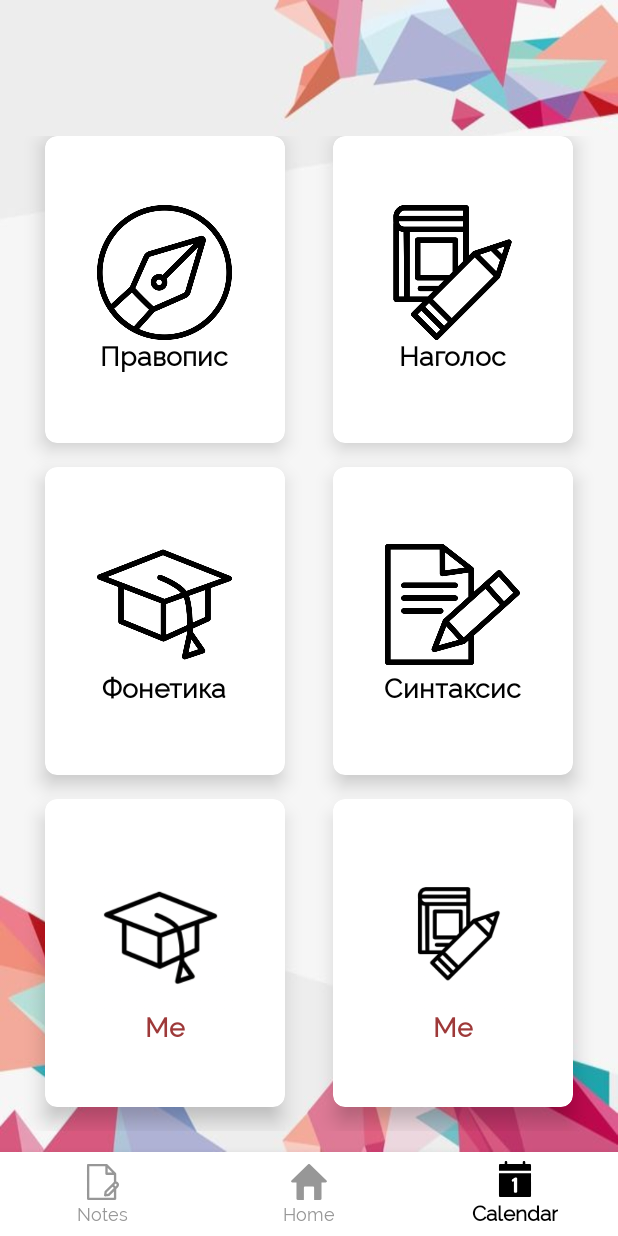
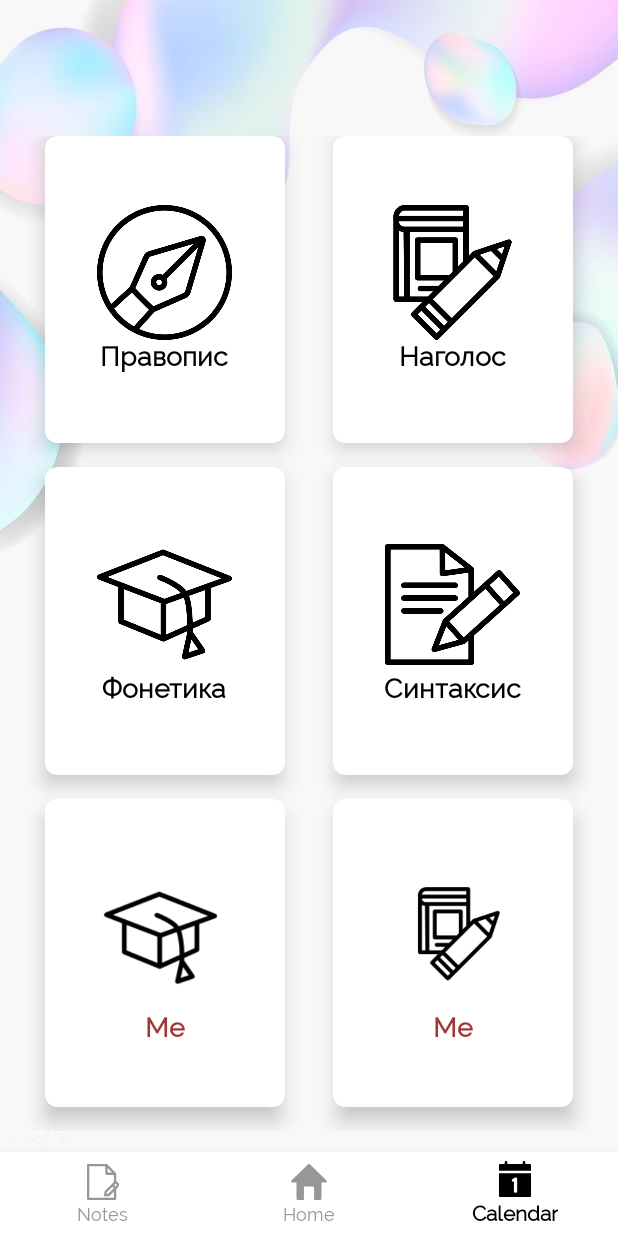
Before and after one commit to soniaa28/projectcards, an Android app: the screen it shows after launch (MainActivity), item 3 of the bottom bar chosen, on a phone screen of 412 x 824 dp. Run offline under Robolectric (Android 15) with nearby library versions, the light colour scheme and no system bars; libraries missing offline, so code that uses them is left out: com.lorentzos.flingswipe; 4 statements that could not run were skipped.

Commit message:
update home and calendar

```diff
--- a/app/src/main/java/com/example/sliderexample/CalendarFragment.java
+++ b/app/src/main/java/com/example/sliderexample/CalendarFragment.java
@@ -52,7 +52,7 @@ public class CalendarFragment extends Fragment {
                 @Override
                 public void onClick(View v) {
                     if(cardView.getCardBackgroundColor().getDefaultColor()==-1){
-                        cardView.setCardBackgroundColor(Color.parseColor("#DDFBD6D1"));
+                        cardView.setCardBackgroundColor(Color.parseColor("#F7E6D1FB"));
 
 
                     }else{
--- a/app/src/main/java/com/example/sliderexample/HomeFragment.java
+++ b/app/src/main/java/com/example/sliderexample/HomeFragment.java
@@ -9,6 +9,8 @@ import android.view.View;
 import android.view.ViewGroup;
 import android.view.Window;
 import android.view.WindowManager;
+import android.view.animation.Animation;
+import android.view.animation.AnimationUtils;
 import android.widget.ArrayAdapter;
 import android.widget.RelativeLayout;
 import android.widget.TextView;
@@ -39,6 +41,8 @@ public class HomeFragment extends Fragment {
 
     public ArrayList<TextView> hearts;
 
+    TextView tv;
+
 
     Button bt_restart;
 
@@ -56,6 +60,7 @@ public class HomeFragment extends Fragment {
         TextView l1 = rootView.findViewById(R.id.life1);
         TextView l2 = rootView.findViewById(R.id.life2);
         TextView l3 = rootView.findViewById(R.id.life3);
+
         hearts = new ArrayList<>();
         hearts.add(l1); hearts.add(l2); hearts.add(l3);
 
@@ -106,7 +111,7 @@ public class HomeFragment extends Fragment {
                     Card card = dbHelper.getCardByState(dataObject.toString());
                     Log.v("cards",card.toString());
                   if (card.getTF() == SLIDE_LEFT){
-                      mBackground.setBackgroundResource(R.drawable.truenew);
+                      mBackground.setBackgroundResource(R.drawable.backtrue);
                       makeToast(getContext(), "True");
                   }else{
                       //take last heart from array and make it invisible
@@ -114,7 +119,7 @@ public class HomeFragment extends Fragment {
                       //delete last heart, so next time we will make invisible another last element (heart)
                       hearts.remove(hearts.size()-1);
 
-                      mBackground.setBackgroundResource(R.drawable.falsenew);
+                      mBackground.setBackgroundResource(R.drawable.backfalse);
                       makeToast(getContext(), "False");
                   }
                 }catch(NullPointerException npe){
@@ -130,17 +135,19 @@ public class HomeFragment extends Fragment {
 
 
                 try{
+                    Animation anim=AnimationUtils.loadAnimation(getContext(),R.anim.myalpha);
                     Card card = dbHelper.getCardByState(dataObject.toString());
                     Log.v("cards",card.toString());
 
                         if (card.getTF() == SLIDE_RIGHT) {
-                            mBackground.setBackgroundResource(R.drawable.truenew);
+                            mBackground.setBackgroundResource(R.drawable.backtrue);
                             makeToast(getContext(), "True");
+                            tv.startAnimation(anim);
                         } else {
                             hearts.get(hearts.size()-1).setVisibility(View.INVISIBLE);
                             //delete last heart, so next time we will make invisible another last element (heart)
                             hearts.remove(hearts.size()-1);
-                            mBackground.setBackgroundResource(R.drawable.falsenew);
+                            mBackground.setBackgroundResource(R.drawable.backfalse);
                             makeToast(getContext(), "False");
 
                             };
@@ -153,6 +160,7 @@ public class HomeFragment extends Fragment {
                 }
 
             }
+
 
             @Override
             public void onAdapterAboutToEmpty(int itemsInAdapter) {
--- /dev/null
+++ b/app/src/main/res/anim/myalpha.xml
@@ -0,0 +1,10 @@
+<?xml version="1.0" encoding="utf-8"?>
+
+<alpha xmlns:android="http://schemas.android.com/apk/res/android"
+    android:fromAlpha="0.0"
+    android:toAlpha="5.0"
+    android:duration="10000" >
+
+
+
+</alpha>
--- a/app/src/main/res/layout/fragment_calendar.xml
+++ b/app/src/main/res/layout/fragment_calendar.xml
@@ -7,7 +7,7 @@
     android:layout_height="match_parent"
     android:orientation="vertical"
     android:weightSum="10"
-    android:background="@drawable/bg">
+    android:background="@drawable/topicbg">
 
     <RelativeLayout
         android:layout_width="match_parent"
--- a/app/src/main/res/layout/item.xml
+++ b/app/src/main/res/layout/item.xml
@@ -9,7 +9,8 @@
         android:id="@+id/helloText"
         android:textSize="40sp"
         android:textColor="@android:color/white"
-        android:background="@drawable/cardb"
+        android:textStyle="bold"
+        android:background="@drawable/bgc"
         android:gravity="center"
         tools:text="hello"
         android:layout_width="match_parent"
--- a/app/src/main/res/values/colors.xml
+++ b/app/src/main/res/values/colors.xml
@@ -15,6 +15,6 @@
     <string name="size">2sp</string>
 
     <color name="transparentBlack">#CF000000</color>
-    <color name="rose">#DDFBD6D1</color>
+    <color name="rose">#F7E6D1FB</color>
     <color name="black">#000000</color>
 </resources>
```
Also changed, not shown: app/src/main/res/drawable-v24/cardb.xml (+7 -15 lines), app/src/main/res/layout/fragment_home.xml (+8 -7 lines), app/src/main/res/drawable/backfalse.jpg (added), app/src/main/res/drawable/backtrue.jpg (added), app/src/main/res/drawable/bgc.png (added), app/src/main/res/drawable/cardback.png (added), app/src/main/res/drawable/heart.png (added), app/src/main/res/drawable/mainbge.jpg (added), app/src/main/res/drawable/recordbg.jpg (added), app/src/main/res/drawable/topicbg.jpg (added).
